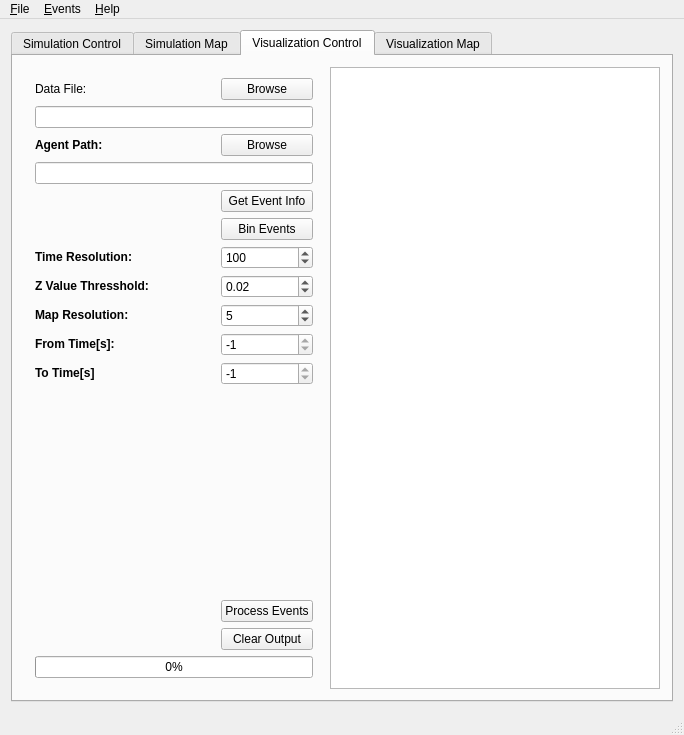
Old version of the form mainwindow.ui in the repository sojoe02/RANA.
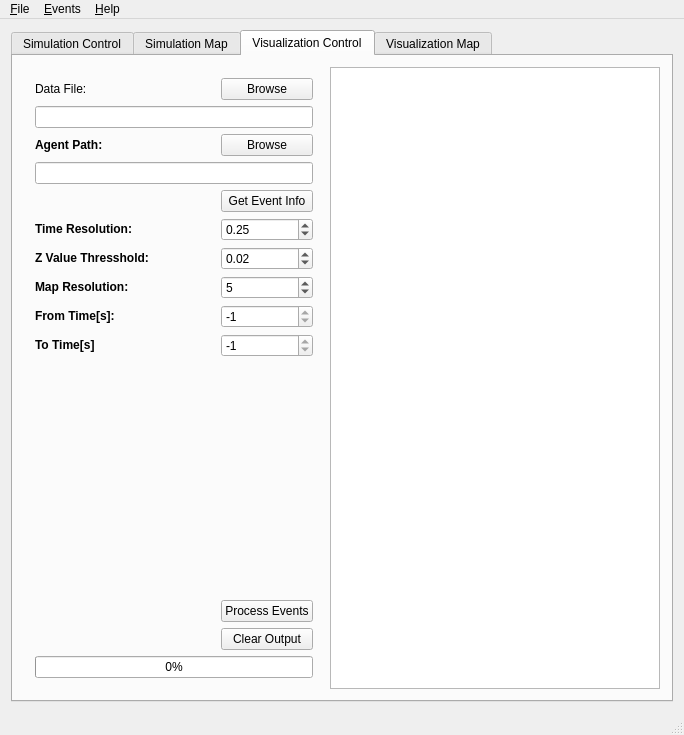
New version of the form.

Commit message: added control for postprocessing, and threaded event processing

What changed in the file:
```diff
--- a/mainwindow.ui
+++ b/mainwindow.ui
@@ -757,6 +757,23 @@
            </size>
           </property>
           <layout class="QGridLayout" name="gridLayout_8">
+           <item row="21" column="2">
+            <widget class="QPushButton" name="vis_clearOutputPushButton">
+             <property name="text">
+              <string>Clear Output</string>
+             </property>
+            </widget>
+           </item>
+           <item row="5" column="0" colspan="3">
+            <widget class="QLineEdit" name="vis_agentPathLineEdit">
+             <property name="sizePolicy">
+              <sizepolicy hsizetype="MinimumExpanding" vsizetype="Fixed">
+               <horstretch>0</horstretch>
+               <verstretch>0</verstretch>
+              </sizepolicy>
+             </property>
+            </widget>
+           </item>
            <item row="2" column="0">
             <widget class="QLabel" name="label_4">
              <property name="text">
@@ -764,7 +781,7 @@
              </property>
             </widget>
            </item>
-           <item row="16" column="2">
+           <item row="15" column="2">
             <widget class="QSpinBox" name="vis_fromTimeSpinBox">
              <property name="minimum">
               <number>-1</number>
@@ -777,7 +794,7 @@
              </property>
             </widget>
            </item>
-           <item row="15" column="2">
+           <item row="14" column="2">
             <widget class="QSpinBox" name="vis_resolutionSpinBox">
              <property name="maximum">
               <number>21</number>
@@ -787,14 +804,14 @@
              </property>
             </widget>
            </item>
-           <item row="15" column="0">
+           <item row="14" column="0">
             <widget class="QLabel" name="label_16">
              <property name="text">
               <string>&lt;html&gt;&lt;head/&gt;&lt;body&gt;&lt;p&gt;&lt;span style=&quot; font-weight:600;&quot;&gt;Map Resolution:&lt;/span&gt;&lt;/p&gt;&lt;/body&gt;&lt;/html&gt;</string>
              </property>
             </widget>
            </item>
-           <item row="23" column="0" colspan="3">
+           <item row="22" column="0" colspan="3">
             <widget class="QProgressBar" name="vis_progressBar">
              <property name="sizePolicy">
               <sizepolicy hsizetype="MinimumExpanding" vsizetype="Fixed">
@@ -819,13 +836,6 @@
              </property>
             </widget>
            </item>
-           <item row="17" column="0">
-            <widget class="QLabel" name="vis_toTimeLabel">
-             <property name="text">
-              <string>&lt;b&gt;To Time[s]</string>
-             </property>
-            </widget>
-           </item>
            <item row="4" column="2">
             <widget class="QPushButton" name="vis_agentPathPushButton">
              <property name="text">
@@ -833,27 +843,30 @@
              </property>
             </widget>
            </item>
-           <item row="5" column="0" colspan="3">
-            <widget class="QLineEdit" name="vis_agentPathLineEdit">
-             <property name="sizePolicy">
-              <sizepolicy hsizetype="MinimumExpanding" vsizetype="Fixed">
-               <horstretch>0</horstretch>
-               <verstretch>0</verstretch>
-              </sizepolicy>
+           <item row="16" column="0">
+            <widget class="QLabel" name="vis_toTimeLabel">
+             <property name="text">
+              <string>&lt;b&gt;To Time[s]</string>
              </property>
             </widget>
            </item>
-           <item row="21" column="2">
+           <item row="20" column="2">
             <widget class="QPushButton" name="vis_processEventsPushButton">
              <property name="text">
               <string>Process Events</string>
              </property>
             </widget>
            </item>
-           <item row="22" column="2">
-            <widget class="QPushButton" name="vis_clearOutputPushButton">
-             <property name="text">
-              <string>Clear Output</string>
+           <item row="12" column="2">
+            <widget class="QDoubleSpinBox" name="vis_zThressholdDoubleSpinBox">
+             <property name="maximum">
+              <double>1.000000000000000</double>
+             </property>
+             <property name="singleStep">
+              <double>0.010000000000000</double>
+             </property>
+             <property name="value">
+              <double>0.020000000000000</double>
              </property>
             </widget>
            </item>
@@ -864,27 +877,14 @@
              </property>
             </widget>
            </item>
-           <item row="16" column="0">
+           <item row="15" column="0">
             <widget class="QLabel" name="label_17">
              <property name="text">
               <string>&lt;html&gt;&lt;head/&gt;&lt;body&gt;&lt;p&gt;&lt;span style=&quot; font-weight:600;&quot;&gt;From Time[s]:&lt;/span&gt;&lt;/p&gt;&lt;/body&gt;&lt;/html&gt;</string>
              </property>
             </widget>
            </item>
-           <item row="13" column="2">
-            <widget class="QDoubleSpinBox" name="vis_zThressholdDoubleSpinBox">
-             <property name="maximum">
-              <double>1.000000000000000</double>
-             </property>
-             <property name="singleStep">
-              <double>0.010000000000000</double>
-             </property>
-             <property name="value">
-              <double>0.020000000000000</double>
-             </property>
-            </widget>
-           </item>
-           <item row="17" column="2">
+           <item row="16" column="2">
             <widget class="QSpinBox" name="vis_toTimeSpinBox">
              <property name="maximum">
               <number>-1</number>
@@ -894,7 +894,7 @@
              </property>
             </widget>
            </item>
-           <item row="20" column="1">
+           <item row="19" column="1">
             <spacer name="verticalSpacer_3">
              <property name="orientation">
               <enum>Qt::Vertical</enum>
@@ -907,20 +907,6 @@
              </property>
             </spacer>
            </item>
-           <item row="11" column="2">
-            <widget class="QPushButton" name="binEventsPushButton">
-             <property name="text">
-              <string>Bin Events</string>
-             </property>
-            </widget>
-           </item>
-           <item row="13" column="0">
-            <widget class="QLabel" name="label_25">
-             <property name="text">
-              <string>&lt;html&gt;&lt;head/&gt;&lt;body&gt;&lt;p&gt;&lt;span style=&quot; font-weight:600;&quot;&gt;Z Value Thresshold:&lt;/span&gt;&lt;/p&gt;&lt;/body&gt;&lt;/html&gt;</string>
-             </property>
-            </widget>
-           </item>
            <item row="9" column="2">
             <widget class="QPushButton" name="vis_readInfoPushButton">
              <property name="text">
@@ -935,29 +921,33 @@
              </property>
             </widget>
            </item>
+           <item row="12" column="0">
+            <widget class="QLabel" name="label_25">
+             <property name="text">
+              <string>&lt;html&gt;&lt;head/&gt;&lt;body&gt;&lt;p&gt;&lt;span style=&quot; font-weight:600;&quot;&gt;Z Value Thresshold:&lt;/span&gt;&lt;/p&gt;&lt;/body&gt;&lt;/html&gt;</string>
+             </property>
+            </widget>
+           </item>
            <item row="3" column="0" colspan="3">
             <widget class="QLineEdit" name="vis_eventPathLineEdit"/>
            </item>
-           <item row="12" column="2">
-            <widget class="QSpinBox" name="vis_timeResolutionSpinBox">
-             <property name="maximum">
-              <number>10000</number>
-             </property>
-             <property name="singleStep">
-              <number>10</number>
-             </property>
-             <property name="value">
-              <number>100</number>
-             </property>
-            </widget>
-           </item>
-           <item row="12" column="0">
+           <item row="11" column="0">
             <widget class="QLabel" name="label_29">
              <property name="text">
               <string>&lt;b&gt;Time Resolution:</string>
              </property>
             </widget>
            </item>
+           <item row="11" column="2">
+            <widget class="QDoubleSpinBox" name="vis_timeResolutionDoubleSpinBox">
+             <property name="singleStep">
+              <double>0.250000000000000</double>
+             </property>
+             <property name="value">
+              <double>0.250000000000000</double>
+             </property>
+            </widget>
+           </item>
           </layout>
          </widget>
         </item>
```
The commit also changes 14 other files.
